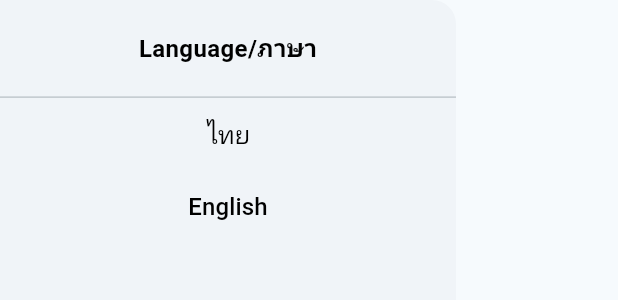
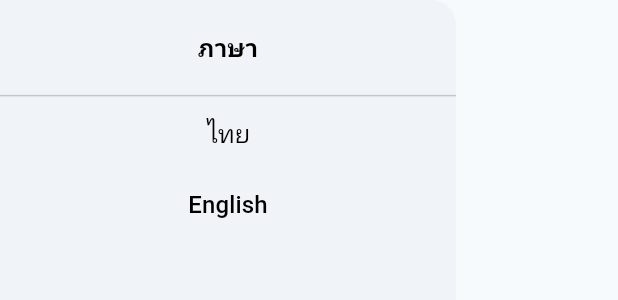
Before and after one commit to YCCNX/haupcar, a Flutter app: what hambergerMenu() shows on an empty page, opened directly, after a tap on "ไทย", on a phone screen of 412 x 824 dp. Shown: the top 300 px of the screen. Run offline on Flutter 3.47's test engine with Material 3 defaults, Android fonts, the phone set to English and light mode, and no system bars; our stand-ins replace get; network calls fail.

Commit message:
Change language function

```diff
--- a/lib/hamberger_menu.dart
+++ b/lib/hamberger_menu.dart
@@ -1,5 +1,6 @@
 import 'package:flutter/material.dart';
 import 'language_button.dart';
+import 'package:get/get.dart';
 
 Widget hambergerMenu() => NavigationDrawer(
       children: [
@@ -8,9 +9,9 @@ Widget hambergerMenu() => NavigationDrawer(
         ),
         Column(
           children: [
-            const Text(
-              'Language/ภาษา',
-              style: TextStyle(
+            Text(
+              'Language'.tr,
+              style: const TextStyle(
                 fontSize: 16,
                 color: Colors.black,
                 fontWeight: FontWeight.bold,
@@ -24,11 +25,17 @@ Widget hambergerMenu() => NavigationDrawer(
             ),
             LanguageButton(
               language: 'ไทย',
-              onTap: () {},
+              onTap: () {
+                var locale = const Locale('TH', 'th');
+                Get.updateLocale(locale);
+              },
             ),
             LanguageButton(
               language: 'English',
-              onTap: () {},
+              onTap: () {
+                var locale = const Locale('US', 'en');
+                Get.updateLocale(locale);
+              },
             ),
           ],
         ),
--- /dev/null
+++ b/lib/locale_string.dart
@@ -0,0 +1,9 @@
+import 'package:get/get.dart';
+
+class LocaleString extends Translations {
+  @override
+  Map<String, Map<String, String>> get keys => {
+        'US_en': {'Home': 'Home', 'Language': 'Language'},
+        'TH_th': {'Home': 'หน้าหลัก', 'Language': 'ภาษา'}
+      };
+}
--- a/lib/main.dart
+++ b/lib/main.dart
@@ -2,8 +2,10 @@
 import 'package:haupcar/categories_page.dart';
 import 'package:haupcar/hamberger_menu.dart';
 import 'package:haupcar/api.dart';
+import 'package:haupcar/locale_string.dart';
 import 'dart:async';
 import 'package:http/http.dart' as http;
+import 'package:get/get.dart';
 
 //Use Flutter:Launch Emulator (Pixel 7 (android-x64)) Test!!
 void main() => runApp(const AppHaupCar());
@@ -12,7 +14,9 @@
   const AppHaupCar({super.key});
 
   @override
-  Widget build(BuildContext context) => MaterialApp(
+  Widget build(BuildContext context) => GetMaterialApp(
+        translations: LocaleString(),
+        locale: const Locale('US', 'en'),
         theme: ThemeData(
           colorScheme: ColorScheme.fromSeed(seedColor: Colors.blueGrey),
         ),
@@ -70,7 +74,7 @@
   @override
   Widget build(BuildContext context) => Scaffold(
         appBar: AppBar(
-          title: const Text('Home'),
+          title: Text('Home'.tr),
         ),
         drawer: hambergerMenu(),
         body: Container(
```
Also changed, not shown: pubspec.yaml (+3 -4 lines), pubspec.lock.
